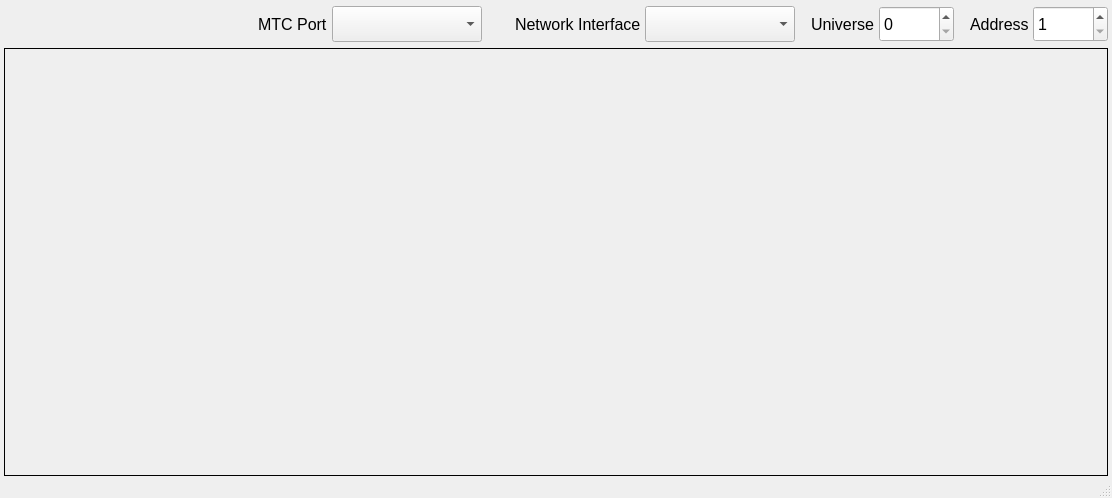
Qt form TimecodeCameraController/src/UI/Windows/MainWindow/MainWindow.ui (CFXS/MTC-Camera-Controller) before a commit.
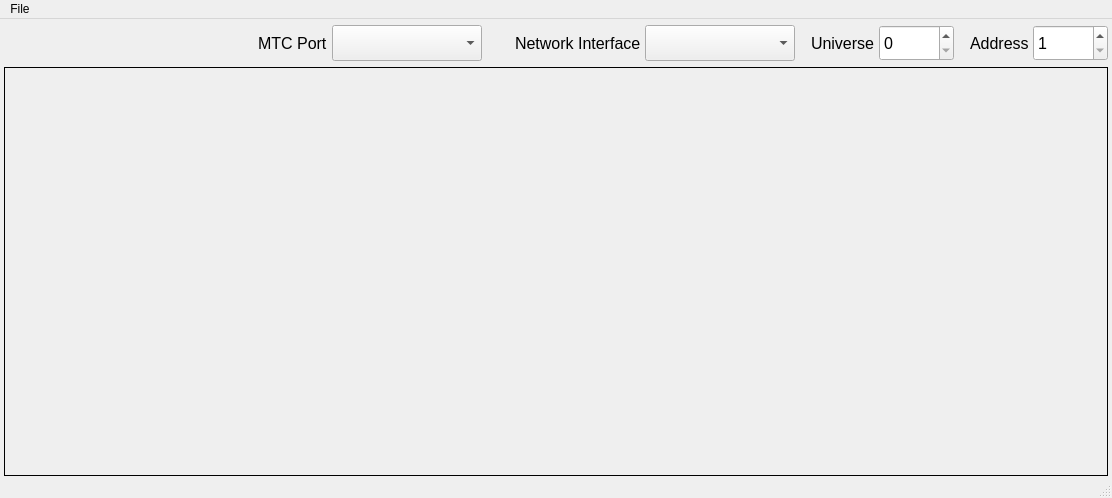
The same form after that commit.

```diff
--- a/TimecodeCameraController/src/UI/Windows/MainWindow/MainWindow.ui
+++ b/TimecodeCameraController/src/UI/Windows/MainWindow/MainWindow.ui
@@ -83,6 +83,12 @@
            <height>0</height>
           </size>
          </property>
+         <property name="maximumSize">
+          <size>
+           <width>250</width>
+           <height>16777215</height>
+          </size>
+         </property>
          <property name="frameShape">
           <enum>QFrame::NoFrame</enum>
          </property>
@@ -419,7 +425,33 @@
    </layout>
   </widget>
   <widget class="QStatusBar" name="statusbar"/>
-  <action name="actionLoad_Project">
+  <widget class="QMenuBar" name="menuBar">
+   <property name="geometry">
+    <rect>
+     <x>0</x>
+     <y>0</y>
+     <width>1112</width>
+     <height>22</height>
+    </rect>
+   </property>
+   <property name="maximumSize">
+    <size>
+     <width>16777215</width>
+     <height>16777215</height>
+    </size>
+   </property>
+   <widget class="QMenu" name="menuFile">
+    <property name="title">
+     <string>File</string>
+    </property>
+    <addaction name="actionSave"/>
+    <addaction name="actionSave_As"/>
+    <addaction name="separator"/>
+    <addaction name="actionOpenProject"/>
+   </widget>
+   <addaction name="menuFile"/>
+  </widget>
+  <action name="actionSave">
    <property name="text">
     <string>Load Project...</string>
    </property>
```
Left out of the diff: 19 changed lines with no effect on the pictures.
